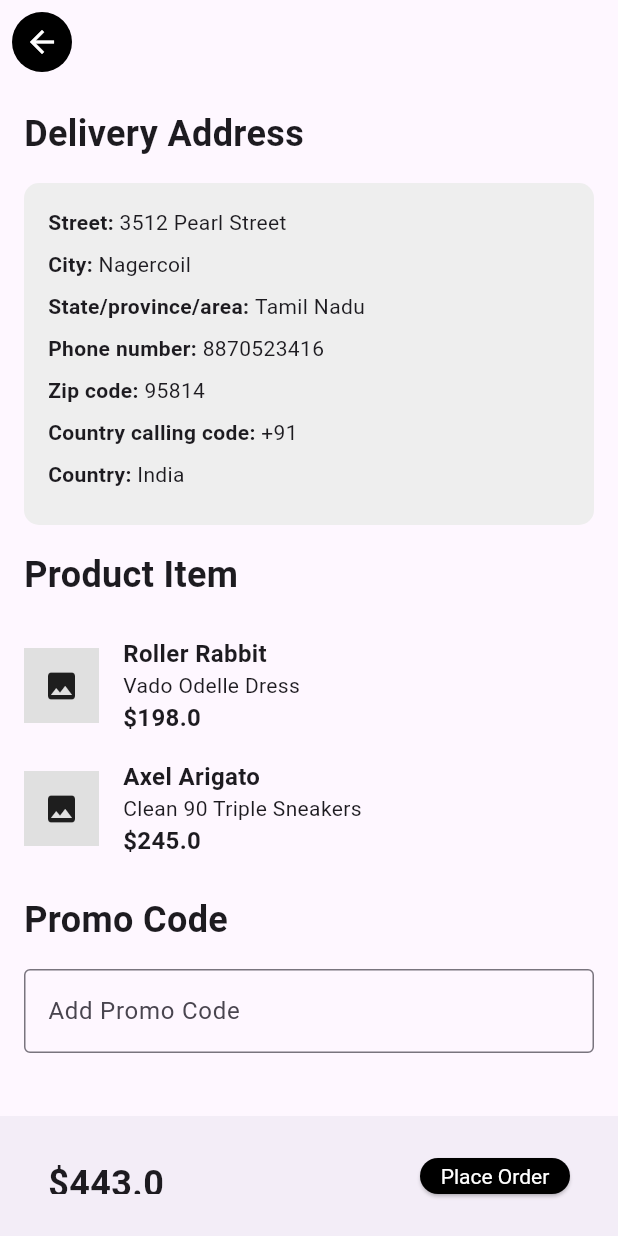
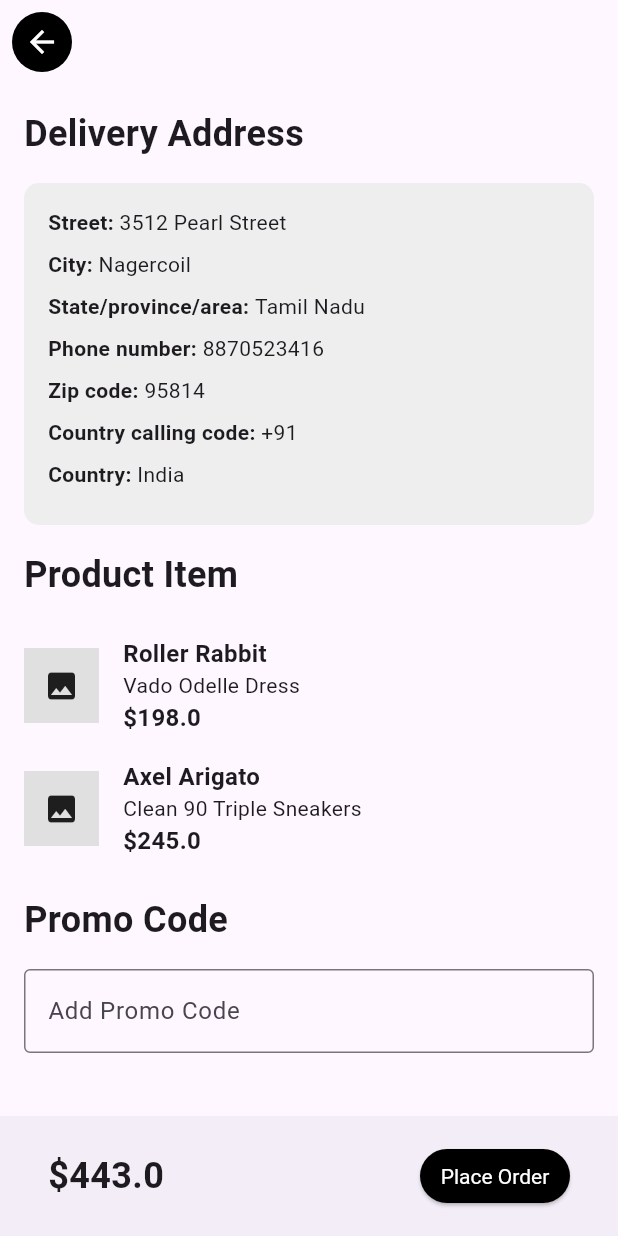
Before and after one commit to KILLERGTG01/Vicuna_pages, a Flutter app: the screen it shows after launch, on a phone screen of 412 x 824 dp. Run offline on Flutter 3.47's test engine with Material 3 defaults, Android fonts, the phone set to English and light mode, and no system bars.

Commit message:
Order page completed

```diff
--- a/lib/pages/order_page.dart
+++ b/lib/pages/order_page.dart
@@ -73,18 +73,19 @@ class OrderPage extends StatelessWidget {
                 border: OutlineInputBorder(),
               ),
             ),
+            const Spacer(),
           ],
         ),
       ),
       bottomNavigationBar: BottomAppBar(
         child: Padding(
-          padding: const EdgeInsets.symmetric(vertical: 16.0, horizontal: 16.0),
+          padding: const EdgeInsets.symmetric(vertical: 8.0, horizontal: 16.0), // Adjusted padding to move elements up
           child: Row(
             mainAxisAlignment: MainAxisAlignment.spaceBetween,
             children: [
               const Text(
                 '\$$totalPrice',
-                style:  TextStyle(fontSize: 24, fontWeight: FontWeight.bold),
+                style: TextStyle(fontSize: 24, fontWeight: FontWeight.bold),
               ),
               ElevatedButton(
                 onPressed: () {},
```
